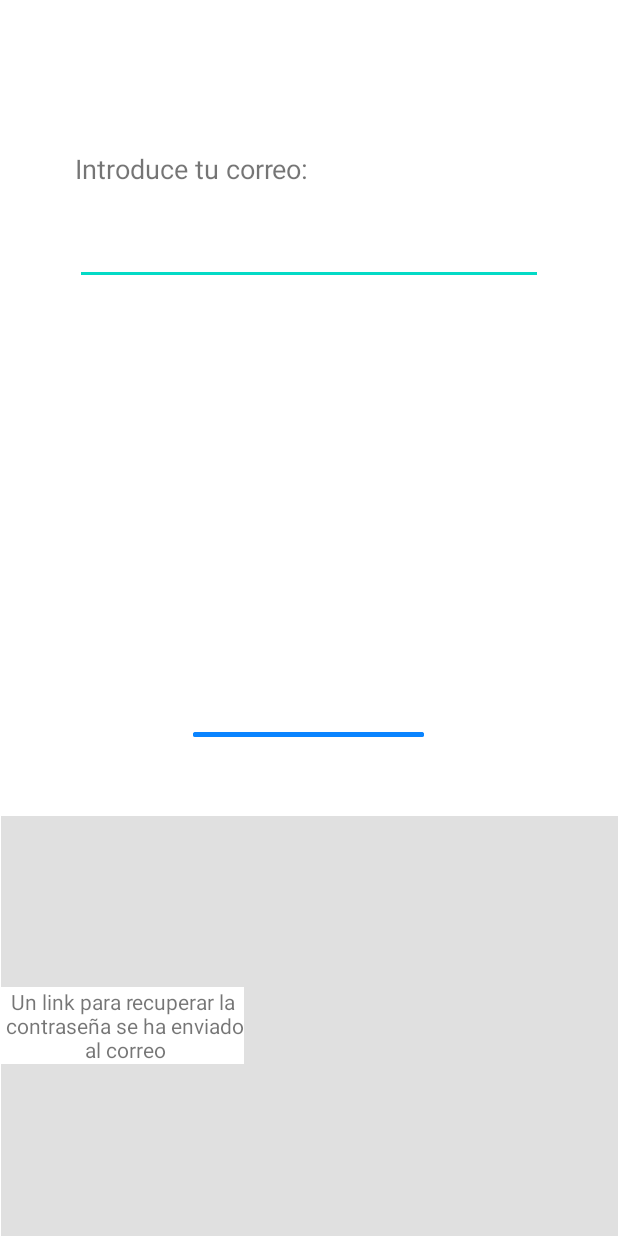
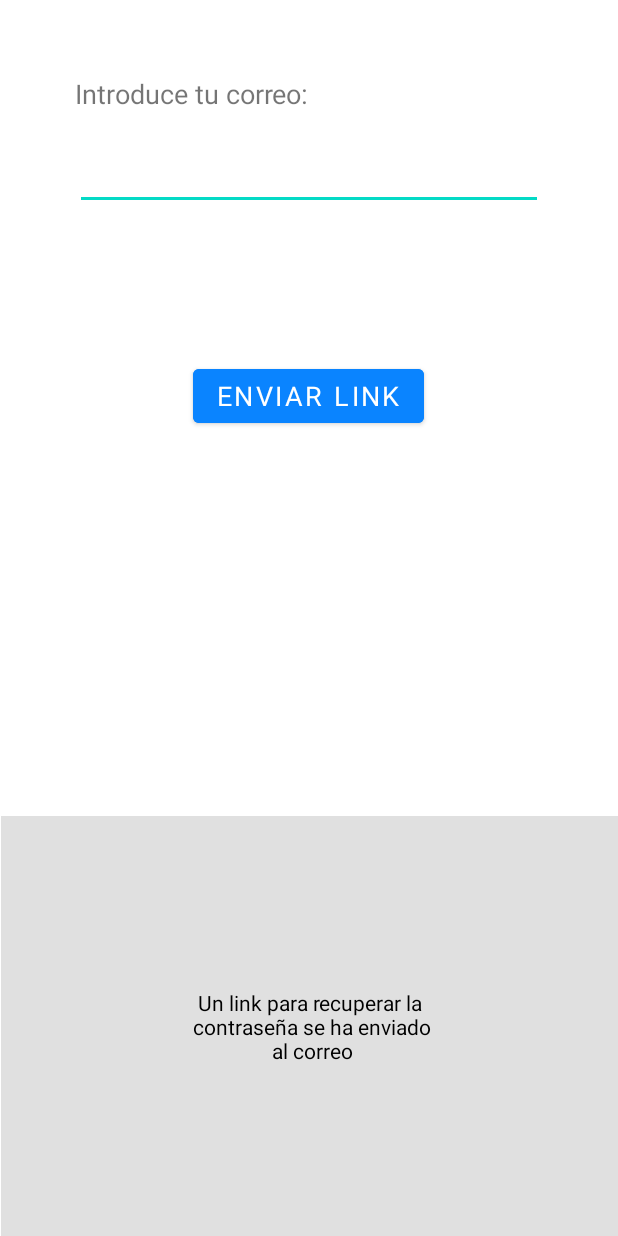
Before and after one commit to AleksandraJ22/PracticaInterficies, an Android app: the layout pantalla_forgot_pass.xml on its own in the app's theme, with its tools: preview values and no code run, on a phone screen of 412 x 824 dp. Run offline under Robolectric (Android 15) with nearby library versions, the phone set to English and light mode, and no system bars.

Commit message:
cambios pantalla forgot pass

```diff
--- a/comicFun/app/src/main/res/layout/pantalla_forgot_pass.xml
+++ b/comicFun/app/src/main/res/layout/pantalla_forgot_pass.xml
@@ -20,12 +20,10 @@
             android:id="@+id/textView25"
             android:layout_width="match_parent"
             android:layout_height="wrap_content"
-            android:layout_gravity="start|top"
-            android:layout_marginTop="50dp"
-            android:gravity="start|top"
+            android:layout_gravity="start"
+            android:gravity="top"
             android:text="@string/campo_correo"
             android:textSize="18dp" />
-
 
         <EditText
             android:layout_width="match_parent"
@@ -38,26 +36,33 @@
         <Button
             android:id="@+id/button"
             style="@style/boton_de_enviar_link"
-            android:text="@string/link" />
+            android:text="@string/link"
+            app:cornerRadius="20dp"
+            android:layout_marginTop="100dp"/>
 
 
     </LinearLayout>
 
 
-    <LinearLayout
+    <androidx.constraintlayout.widget.ConstraintLayout
         style="@style/pop_up_link_enviado"
 
->
+        tools:layout_editor_absoluteY="544dp">
 
         <TextView
             android:id="@+id/textView7"
 
             android:layout_width="wrap_content"
             android:layout_height="wrap_content"
+            android:layout_gravity="center"
+            android:background="@color/transparente"
             android:gravity="center"
-            android:layout_gravity="center"
-
-            android:text="@string/link_enviado" />
-    </LinearLayout>
+            android:text="@string/link_enviado"
+            android:textColor="@color/black"
+            app:layout_constraintBottom_toBottomOf="parent"
+            app:layout_constraintEnd_toEndOf="parent"
+            app:layout_constraintStart_toStartOf="parent"
+            app:layout_constraintTop_toTopOf="parent" />
+    </androidx.constraintlayout.widget.ConstraintLayout>
 
 </LinearLayout>
```
